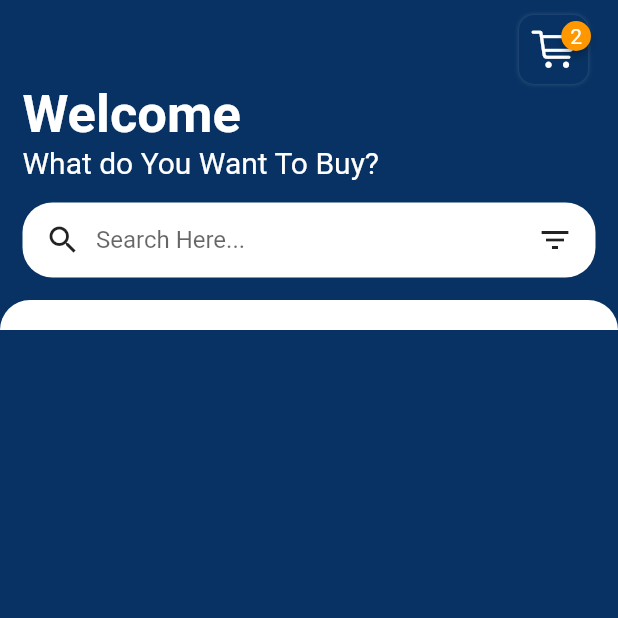
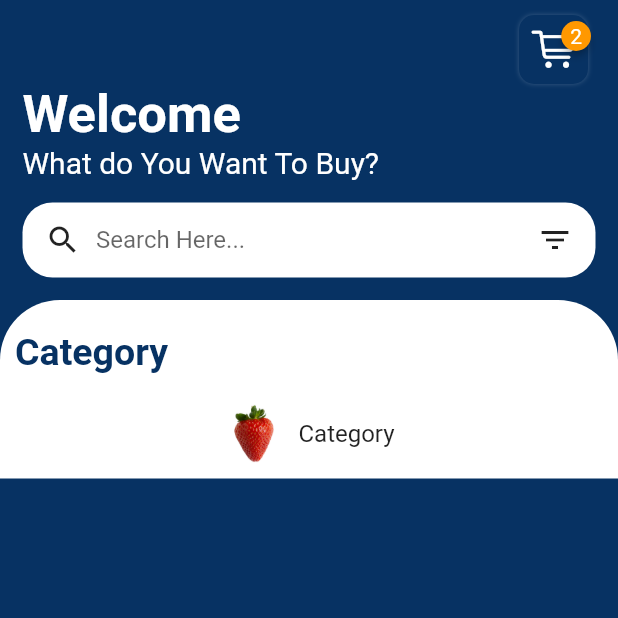
Before and after one commit to Andra70/BroFood, a Flutter app: the screen it shows after launch, on a phone screen of 412 x 824 dp, the top half of it. Run offline on Flutter 3.47's test engine with Material 2 defaults, Android fonts, the phone set to English and light mode, and no system bars; drawn by our look-alikes of badges; our stand-ins replace flutter_spinkit; statements that could not run were skipped.

```diff
--- a/lib/pages/HomePage.dart
+++ b/lib/pages/HomePage.dart
@@ -1,6 +1,8 @@
 import 'package:badges/badges.dart';
 import 'package:flutter/cupertino.dart';
 import 'package:flutter/material.dart';
+
+import '../widgets/CategoriesWidget.dart';
 
 class HomePage extends StatelessWidget {
   const HomePage({Key? key}) : super(key: key);
@@ -114,12 +116,12 @@ class HomePage extends StatelessWidget {
                     topRight: Radius.circular(40),
                   ),
                   ),
-                // child: Column(
-                //   crossAxisAlignment: CrossAxisAlignment.start,
-                //   children: [
-                //     Category
-                //   ],
-                // ),
+                child: Column(
+                  crossAxisAlignment: CrossAxisAlignment.start,
+                  children: [
+                    CategoriesWidget(),
+                  ],
+                ),
                 ),
             ],
           ),
--- /dev/null
+++ b/lib/widgets/CategoriesWidget.dart
@@ -0,0 +1,52 @@
+import 'package:flutter/material.dart';
+
+class CategoriesWidget extends StatelessWidget {
+  const CategoriesWidget({Key? key}) : super(key: key);
+
+  @override
+  Widget build(BuildContext context) {
+    return Column(
+      children: [
+        Padding(
+          padding: EdgeInsets.only(left: 10, right: 10, bottom: 10),
+          child: Row(
+            mainAxisAlignment: MainAxisAlignment.spaceBetween,
+            children: [
+              Text("Category",
+                  style: TextStyle(
+                    fontSize: 25,
+                    fontWeight: FontWeight.bold,
+                    color: Color.fromARGB(255, 7, 50, 99),
+                  )),
+            ],
+          ),
+        ),
+        SingleChildScrollView(
+          scrollDirection: Axis.horizontal,
+          child: Row(
+            children: [
+              // for(int i=1; i<8; i++)
+              Container(
+                margin: EdgeInsets.symmetric(horizontal: 10, vertical: 5),
+                height: 50,
+                decoration: BoxDecoration(color: Colors.white),
+                child: Row(children: [
+                  Padding(
+                    padding: EdgeInsets.all(5),
+                    child: Image.asset("assets/images/1.png",
+                    height: 50,
+                    width: 50,
+                    ),
+                  ),
+                  Padding(padding: EdgeInsets.only(right: 10),
+                  child: Text("Category",
+                  style: TextStyle(fontSize: 16,fontWeight: ),),)
+                ]),
+              )
+            ],
+          ),
+        )
+      ],
+    );
+  }
+}
```
Also changed, not shown: pubspec.yaml (+7 -1 lines), assets/images/1.png (added), assets/images/2.png (added), assets/images/3.png (added), assets/images/4.png (added), assets/images/5.png (added), assets/images/6.png (added), assets/images/7.png (added).
